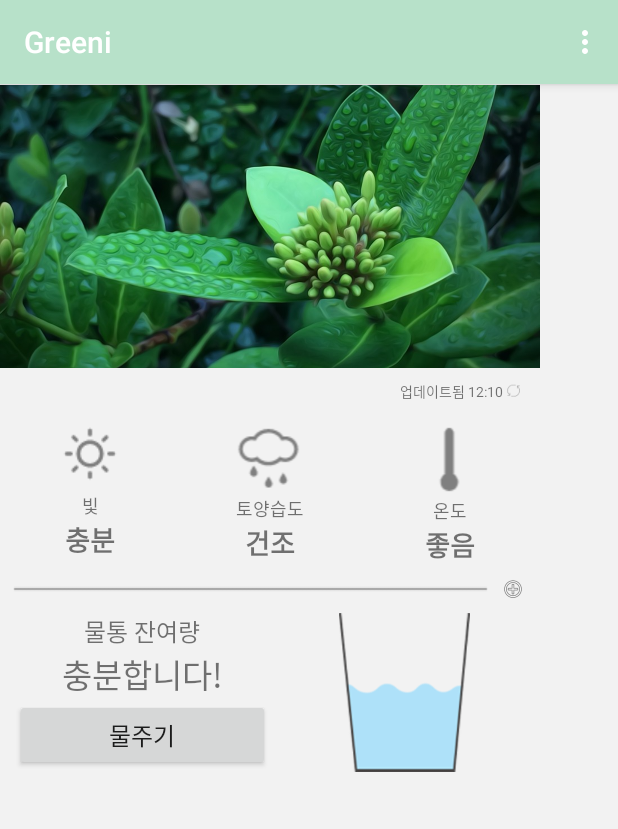
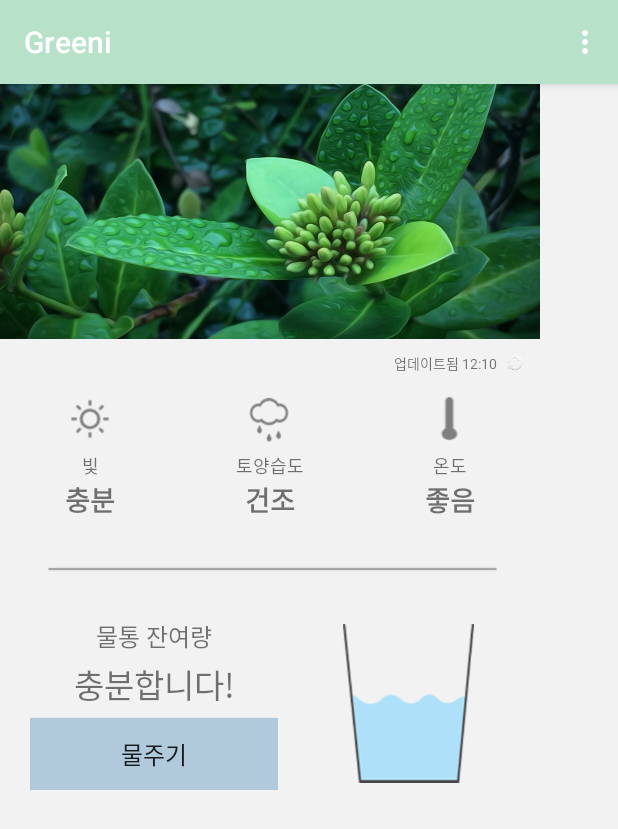
Before and after one commit to dnwlgks/gradualproject, an Android app: the screen it shows after launch (MainActivity), on a phone screen of 412 x 824 dp. Shown: the top 829 px of the screen. Run offline under Robolectric (Android 15) with nearby library versions, the phone set to English and light mode, and no system bars.

Commit message:
Commit in 열람실.
1. MainActivity 화면 구성 수정

2. 로딩화면 꾸미기

```diff
--- a/app/src/main/res/layout/activity_main.xml
+++ b/app/src/main/res/layout/activity_main.xml
@@ -24,8 +24,8 @@
             <ImageView
                 android:id="@+id/imageView4"
                 android:layout_width="match_parent"
-                android:layout_height="190dp"
-                app:srcCompat="@drawable/sampleplantimg" />
+                android:layout_height="170dp"
+                android:background="@drawable/sampleplantimg" />
         </LinearLayout>
 
         <LinearLayout
@@ -48,8 +48,9 @@
                 android:id="@+id/imageView10"
                 android:layout_width="wrap_content"
                 android:layout_height="wrap_content"
+                android:layout_marginLeft="5dp"
                 android:layout_weight="1"
-                app:srcCompat="@drawable/synchronize" />
+                android:src="@android:drawable/ic_popup_sync" />
         </LinearLayout>
 
         <LinearLayout
@@ -66,9 +67,9 @@
 
                 <ImageView
                     android:id="@+id/imageView7"
-                    android:layout_width="match_parent"
-                    android:layout_height="wrap_content"
-                    app:srcCompat="@drawable/plainsun" />
+                    android:layout_width="40dp"
+                    android:layout_height="43dp"
+                    android:src="@drawable/plainsun" />
 
                 <TextView
                     android:id="@+id/textView11"
@@ -97,9 +98,10 @@
 
                 <ImageView
                     android:id="@+id/imageView8"
-                    android:layout_width="match_parent"
-                    android:layout_height="wrap_content"
-                    app:srcCompat="@drawable/plainwater" />
+                    android:layout_width="40dp"
+                    android:layout_height="40dp"
+                    android:layout_marginBottom="3dp"
+                    android:background="@drawable/plainwater" />
 
                 <TextView
                     android:id="@+id/textView13"
@@ -128,9 +130,10 @@
 
                 <ImageView
                     android:id="@+id/imageView9"
-                    android:layout_width="match_parent"
-                    android:layout_height="wrap_content"
-                    app:srcCompat="@drawable/plaintemp" />
+                    android:layout_width="40dp"
+                    android:layout_height="38dp"
+                    android:layout_marginBottom="5dp"
+                    android:background="@drawable/plaintemp" />
 
                 <TextView
                     android:id="@+id/textView15"
@@ -154,6 +157,8 @@
         <LinearLayout
             android:layout_width="match_parent"
             android:layout_height="wrap_content"
+            android:layout_marginBottom="20dp"
+            android:layout_marginTop="20dp"
             android:gravity="center"
             android:orientation="horizontal"
             android:paddingRight="10dp">
@@ -162,21 +167,18 @@
                 android:id="@+id/imageView5"
                 android:layout_width="wrap_content"
                 android:layout_height="wrap_content"
+                android:layout_marginLeft="23dp"
+                android:layout_marginRight="10dp"
                 android:layout_weight="1"
-                app:srcCompat="@drawable/line" />
+                android:background="@drawable/line" />
 
-            <ImageView
-                android:id="@+id/imageView6"
-                android:layout_width="wrap_content"
-                android:layout_height="wrap_content"
-                android:layout_weight="1"
-                app:srcCompat="@android:drawable/ic_menu_add" />
         </LinearLayout>
 
         <LinearLayout
             android:layout_width="match_parent"
             android:layout_height="wrap_content"
-            android:orientation="horizontal">
+            android:orientation="horizontal"
+            android:paddingLeft="10dp">
 
             <LinearLayout
                 android:layout_width="match_parent"
@@ -198,6 +200,8 @@
                     android:id="@+id/textView17"
                     android:layout_width="match_parent"
                     android:layout_height="wrap_content"
+                    android:layout_marginBottom="6dp"
+                    android:layout_marginTop="3dp"
                     android:text="충분합니다!"
                     android:textAlignment="center"
                     android:textSize="22sp" />
@@ -206,6 +210,7 @@
                     android:id="@+id/button"
                     android:layout_width="match_parent"
                     android:layout_height="wrap_content"
+                    android:background="@color/waterButton"
                     android:text="물주기"
                     android:textSize="16sp" />
 
--- a/app/src/main/res/values/colors.xml
+++ b/app/src/main/res/values/colors.xml
@@ -4,4 +4,6 @@
     <color name="colorPrimaryDark">#000000</color>
     <color name="colorAccent">#FF4081</color>
     <color name="colorBackground">#f2f2f2</color>
+    <color name="splashAppName">#9e9e9e</color>
+    <color name="waterButton">#B0CADC</color>
 </resources>
```
Also changed, not shown: app/src/main/res/layout/activity_loading.xml (+40 -7 lines), app/src/main/res/drawable/fullbucket.png (deleted), app/src/main/res/drawable/halfbucket.png (deleted), app/src/main/res/drawable/image.jpg (deleted), app/src/main/res/drawable/leaf.jpg (added), app/src/main/res/drawable/littlebucket.png (deleted), app/src/main/res/drawable/pause.png (deleted), app/src/main/res/drawable/restart.png (deleted), app/src/main/res/drawable/splash.jpg (deleted), 1 other file.
